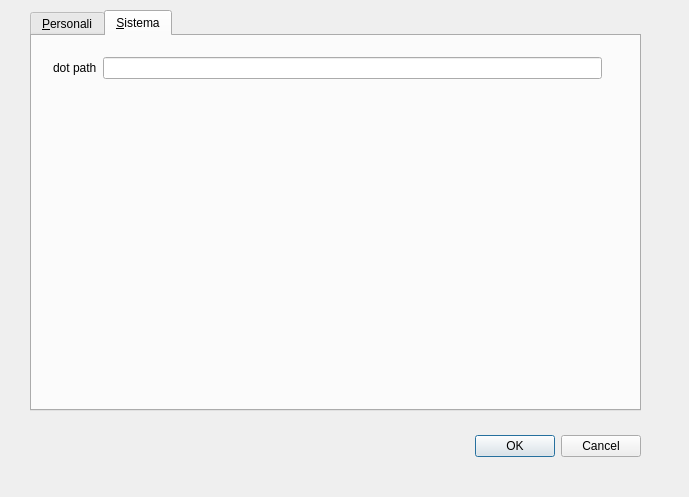
This is WebOfTrust/settings.ui in hariseldon78/web_of_trust as Qt 5 draws it before an edit. The edited form follows.
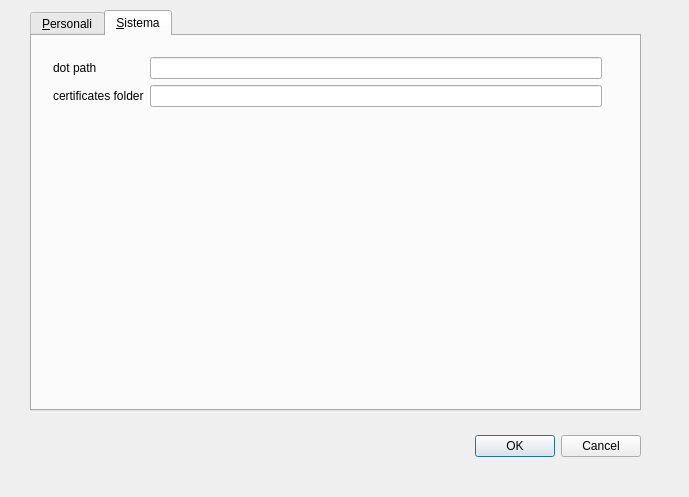
This is the edited form.

What changed in the file:
```diff
--- a/WebOfTrust/settings.ui
+++ b/WebOfTrust/settings.ui
@@ -102,6 +102,9 @@
       </rect>
      </property>
      <layout class="QFormLayout" name="formLayout">
+      <property name="fieldGrowthPolicy">
+       <enum>QFormLayout::AllNonFixedFieldsGrow</enum>
+      </property>
       <item row="0" column="0">
        <widget class="QLabel" name="dotPathLabel">
         <property name="text">
@@ -112,6 +115,16 @@
       <item row="0" column="1">
        <widget class="QLineEdit" name="dotPathLineEdit"/>
       </item>
+      <item row="1" column="0">
+       <widget class="QLabel" name="certificatesFolderLabel">
+        <property name="text">
+         <string>certificates folder</string>
+        </property>
+       </widget>
+      </item>
+      <item row="1" column="1">
+       <widget class="QLineEdit" name="certificatesFolderLineEdit"/>
+      </item>
      </layout>
     </widget>
    </widget>
```
